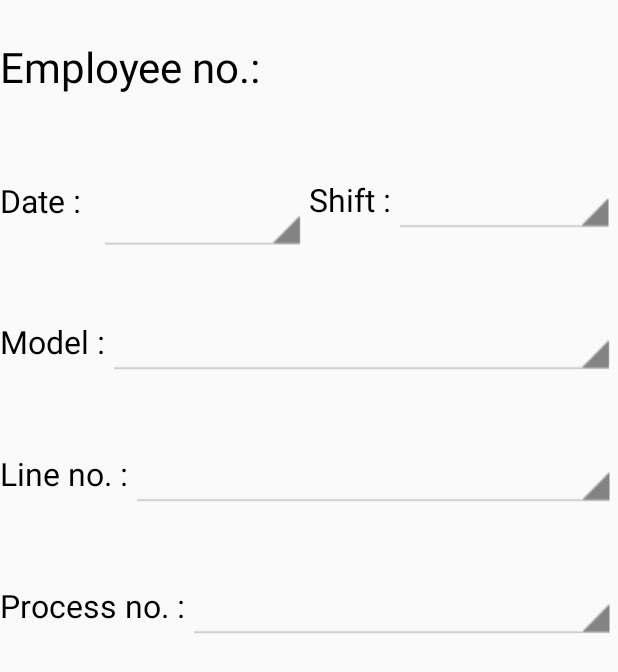
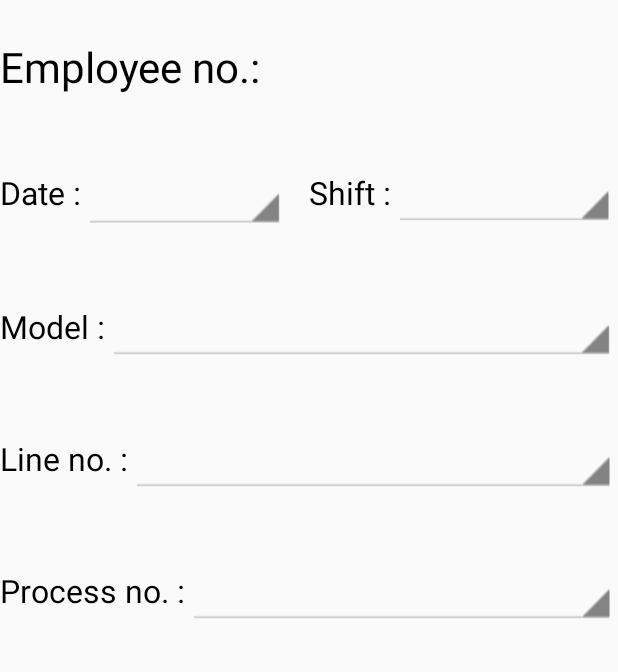
Before and after one commit to 4UForever/minebea-phrase2, an Android app: the layout dialog_emp_listselect.xml on its own in the app's theme, with its tools: preview values and no code run, on a phone screen of 412 x 824 dp. Shown: the top 672 px of the screen. Run offline under Robolectric (Android 15) with nearby library versions, the phone set to English and light mode, and no system bars.

Commit message:
Modified date shift showing condition

```diff
--- a/app/src/main/java/com/devsenses/minebea/dialog/DialogModelSelect.java
+++ b/app/src/main/java/com/devsenses/minebea/dialog/DialogModelSelect.java
@@ -5,6 +5,7 @@ import android.content.Context;
 import android.support.annotation.NonNull;
 import android.support.v4.content.ContextCompat;
 import android.text.InputType;
+import android.util.Log;
 import android.view.MotionEvent;
 import android.view.View;
 import android.widget.AdapterView;
@@ -95,8 +96,10 @@ public class DialogModelSelect extends MaterialDialog.Builder {
             this.positiveText("PROCESS").positiveColor(ContextCompat.getColor(context, R.color.blueText));
         }
         if (isView) {
+            this.negativeText("VIEW");
+        }
+        if (!isWork && isView) {
             layoutDateAndShift.setVisibility(View.GONE);
-            this.negativeText("VIEW");
         }
         this.cancelable(false);
         this.autoDismiss(false);
--- a/app/src/main/res/layout/dialog_emp_listselect.xml
+++ b/app/src/main/res/layout/dialog_emp_listselect.xml
@@ -53,11 +53,9 @@
             <EditText
                 android:id="@+id/editDate"
                 style="@style/spinner_wh"
-                android:layout_width="0dp"
+                android:layout_width="match_parent"
                 android:layout_height="wrap_content"
-                android:layout_marginLeft="10dp"
-                android:layout_marginTop="10dp"
-                android:layout_weight="1"
+                android:layout_marginRight="@dimen/space_normal"
                 android:textColor="#757575"
                 android:textSize="@dimen/textSizeNormal" />
         </LinearLayout>
@@ -79,9 +77,8 @@
             <Spinner
                 android:id="@+id/spinnerShift"
                 style="@style/spinner_wh"
-                android:layout_width="0dp"
-                android:layout_height="wrap_content"
-                android:layout_weight="1" />
+                android:layout_width="match_parent"
+                android:layout_height="wrap_content" />
         </LinearLayout>
     </LinearLayout>
 
```
